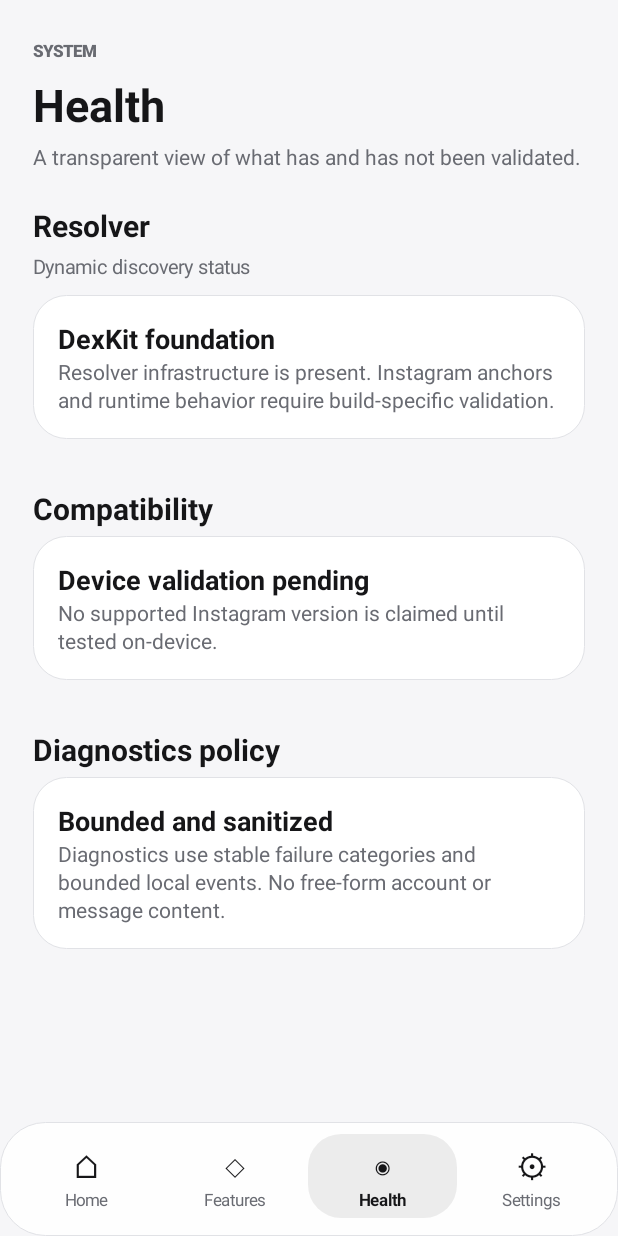
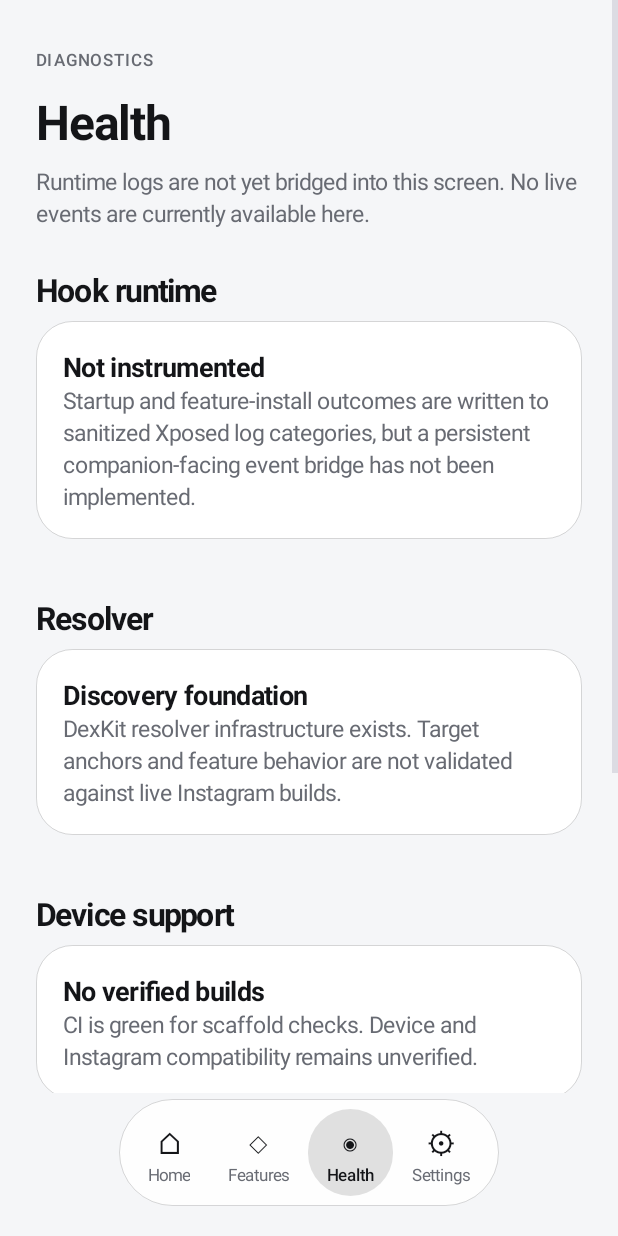
Before and after one commit to somilkhan/Instaghost, an Android app: the screen it shows after launch (MainActivity), after a tap on an icon or button, on a phone screen of 412 x 824 dp. Run offline under Robolectric (Android 15) with nearby library versions, the phone set to English and light mode, and no system bars; 2 other taps on this screen came first.

Commit message:
ui: refine typography and floating glass navigation

```diff
--- a/app/src/main/kotlin/dev/instaghost/module/ui/MainActivity.kt
+++ b/app/src/main/kotlin/dev/instaghost/module/ui/MainActivity.kt
@@ -4,6 +4,7 @@ import android.app.Activity
 import android.graphics.Color
 import android.graphics.Typeface
 import android.graphics.drawable.GradientDrawable
+import android.os.Build
 import android.os.Bundle
 import android.view.Gravity
 import android.view.View
@@ -11,17 +12,17 @@ import android.widget.LinearLayout
 import android.widget.ScrollView
 import android.widget.TextView
 
-/** Four-section companion UI with a restrained glass navigation dock. */
+/** Companion home with a floating, glass-inspired dock and a typography-led layout. */
 class MainActivity : Activity() {
     private var selected = 0
     private lateinit var root: LinearLayout
     private lateinit var contentHost: LinearLayout
     private val dark get() = resources.configuration.uiMode and android.content.res.Configuration.UI_MODE_NIGHT_MASK == android.content.res.Configuration.UI_MODE_NIGHT_YES
-    private val bg get() = if (dark) Color.rgb(9,10,12) else Color.rgb(246,246,248)
-    private val panel get() = if (dark) Color.rgb(23,24,27) else Color.WHITE
-    private val textColor get() = if (dark) Color.rgb(245,245,247) else Color.rgb(22,22,24)
-    private val muted get() = if (dark) Color.rgb(155,157,164) else Color.rgb(105,107,114)
-    private val stroke get() = if (dark) Color.argb(55,255,255,255) else Color.rgb(225,226,230)
+    private val bg get() = if (dark) Color.rgb(10,11,13) else Color.rgb(245,246,248)
+    private val panel get() = if (dark) Color.rgb(24,25,29) else Color.rgb(255,255,255)
+    private val textColor get() = if (dark) Color.rgb(245,246,248) else Color.rgb(20,21,24)
+    private val muted get() = if (dark) Color.rgb(159,161,167) else Color.rgb(104,107,115)
+    private val stroke get() = if (dark) Color.argb(50,255,255,255) else Color.argb(38,0,0,0)
     private val d get() = resources.displayMetrics.density
     private fun dp(v:Int)=(v*d).toInt()
 
@@ -34,94 +35,94 @@ class MainActivity : Activity() {
 
     private fun build() {
         window.statusBarColor=bg; window.navigationBarColor=bg
-        if(android.os.Build.VERSION.SDK_INT>=23) window.decorView.systemUiVisibility=if(dark) 0 else View.SYSTEM_UI_FLAG_LIGHT_STATUS_BAR or View.SYSTEM_UI_FLAG_LIGHT_NAVIGATION_BAR
+        if(Build.VERSION.SDK_INT>=23) window.decorView.systemUiVisibility=if(dark) 0 else View.SYSTEM_UI_FLAG_LIGHT_STATUS_BAR or View.SYSTEM_UI_FLAG_LIGHT_NAVIGATION_BAR
         root=LinearLayout(this).apply { orientation=LinearLayout.VERTICAL; setBackgroundColor(bg) }
         contentHost=LinearLayout(this).apply { orientation=LinearLayout.VERTICAL }
         root.addView(contentHost,LinearLayout.LayoutParams(-1,0,1f))
-        root.addView(dock())
         setContentView(root); render()
     }
-    private fun dock():View = LinearLayout(this).apply {
-        orientation=LinearLayout.HORIZONTAL; gravity=Gravity.CENTER; setPadding(dp(8),dp(8),dp(8),dp(12))
-        background=GradientDrawable().apply { setColor(if(dark) Color.argb(230,30,31,35) else Color.argb(235,255,255,255)); cornerRadius=dp(30).toFloat(); setStroke(dp(1),stroke) }
-        elevation=dp(12).toFloat()
+    private fun render() {
+        contentHost.removeAllViews()
+        val scroll=ScrollView(this).apply { isFillViewport=true; clipToPadding=false }
+        val page=LinearLayout(this).apply { orientation=LinearLayout.VERTICAL; setPadding(dp(24),dp(32),dp(24),dp(110)) }
+        when(selected) { 0 -> home(page); 1 -> features(page); 2 -> health(page); else -> settings(page) }
+        scroll.addView(page); contentHost.addView(scroll,LinearLayout.LayoutParams(-1,-1))
+        if(root.childCount>1) root.removeViewAt(1)
+        root.addView(floatingDock(),LinearLayout.LayoutParams(-1,-2))
+    }
+    private fun floatingDock():View {
+        val outer=LinearLayout(this).apply { gravity=Gravity.CENTER; setPadding(dp(22),dp(4),dp(22),dp(20)) }
+        val dock=LinearLayout(this).apply {
+            orientation=LinearLayout.HORIZONTAL; gravity=Gravity.CENTER
+            setPadding(dp(7),dp(7),dp(7),dp(7))
+            background=GradientDrawable().apply {
+                setColor(if(dark) Color.argb(218,34,35,39) else Color.argb(225,255,255,255))
+                cornerRadius=dp(40).toFloat(); setStroke(dp(1),stroke)
+            }
+            elevation=dp(18).toFloat()
+        }
         val labels=listOf("Home","Features","Health","Settings")
         val glyph=listOf("⌂","◇","◉","⚙")
         labels.forEachIndexed { i,l ->
-            addView(LinearLayout(this@MainActivity).apply {
+            dock.addView(LinearLayout(this).apply {
                 orientation=LinearLayout.VERTICAL; gravity=Gravity.CENTER
-                setPadding(dp(12),dp(7),dp(12),dp(5))
-                background=if(i==selected) GradientDrawable().apply { setColor(if(dark) Color.argb(40,255,255,255) else Color.argb(18,0,0,0)); cornerRadius=dp(22).toFloat() } else null
-                isClickable = true
-                isFocusable = true
-                isSelected = i == selected
-                contentDescription = l + " tab" + (if (i == selected) ", selected" else "")
-                addView(TextView(this@MainActivity).apply { text=glyph[i]; textSize=21f; gravity=Gravity.CENTER; setTextColor(textColor); importantForAccessibility = View.IMPORTANT_FOR_ACCESSIBILITY_NO })
-                addView(TextView(this@MainActivity).apply { text=l; textSize=11f; gravity=Gravity.CENTER; setTextColor(if(i==selected) textColor else muted); typeface=if(i==selected) Typeface.DEFAULT_BOLD else Typeface.DEFAULT; importantForAccessibility = View.IMPORTANT_FOR_ACCESSIBILITY_NO })
-                setOnClickListener { selected=i; render() }
+                setPadding(dp(13),dp(8),dp(13),dp(7))
+                background=if(i==selected) GradientDrawable().apply {
+                    setColor(if(dark) Color.argb(68,255,255,255) else Color.argb(30,0,0,0)); cornerRadius=dp(30).toFloat()
+                } else null
+                isClickable=true; isFocusable=true; isSelected=i==selected
+                contentDescription=l+" tab"+if(i==selected) ", selected" else ""
+                addView(TextView(this@MainActivity).apply { text=glyph[i];textSize=20f;gravity=Gravity.CENTER;setTextColor(textColor);importantForAccessibility=View.IMPORTANT_FOR_ACCESSIBILITY_NO })
+                addView(TextView(this@MainActivity).apply { text=l;textSize=11f;gravity=Gravity.CENTER;setTextColor(if(i==selected)textColor else muted);typeface=if(i==selected)Typeface.create("sans-serif-medium",Typeface.NORMAL) else Typeface.DEFAULT;importantForAccessibility=View.IMPORTANT_FOR_ACCESSIBILITY_NO })
+                setOnClickListener { selected=i;render() }
             },LinearLayout.LayoutParams(0,-2,1f))
         }
-    }
-    private fun render() {
-        contentHost.removeAllViews()
-        val scroll=ScrollView(this).apply { isFillViewport=true }
-        val page=LinearLayout(this).apply { orientation=LinearLayout.VERTICAL; setPadding(dp(22),dp(26),dp(22),dp(28)) }
-        when(selected) {
-            0 -> home(page)
-            1 -> features(page)
-            2 -> health(page)
-            else -> settings(page)
-        }
-        scroll.addView(page); contentHost.addView(scroll,LinearLayout.LayoutParams(-1,-1))
-        root.removeViewAt(root.childCount-1); root.addView(dock())
+        outer.addView(dock); return outer
     }
     private fun home(p:LinearLayout) {
-        p.addView(label("INSTAGHOST   /   COMPANION",11,muted,true))
-        p.addView(title("Less noise.\nMore control.",34).apply { setPadding(0,dp(10),0,dp(8)) })
-        p.addView(body("A local companion for your Instagram module. Experimental, transparent, and built to fail safely."))
-        p.addView(card(p) {
-            addView(label("MODULE STATUS",11,muted,true))
-            addView(title("Foundation build",23).apply { setPadding(0,dp(7),0,dp(4)) })
-            addView(body("Resolver and diagnostic foundations exist. Feature hooks remain unverified and inactive."))
-            addView(chip("0 verified features"))
-        })
-        section(p,"Quick setup","Three steps to load the module")
-        setupRow(p,"01","Enable in LSPosed","Enable InstaGhost and confirm Instagram is in scope.")
-        setupRow(p,"02","Restart Instagram","Force-stop the app and open it again.")
-        setupRow(p,"03","Check health","Use the Health tab to review validation status.")
-        section(p,"Built on a simple promise",null)
-        p.addView(body("No account credentials, messages or activity data are collected by this companion UI."))
+        p.addView(label("INSTAGHOST   /   EXPERIMENTAL",11,muted,true))
+        p.addView(title("Quietly powerful.\nCarefully built.",34).apply { setPadding(0,dp(14),0,dp(12)) })
+        p.addView(body("A local LSPosed companion for Instagram. Transparent status, thoughtful controls, and compatibility-first engineering."))
+        section(p,"Current state","Infrastructure, not yet a verified feature release")
+        p.addView(card { addView(label("INTEGRATION",10,muted,true));addView(title("Runtime bridge pending",20).apply{setPadding(0,dp(7),0,dp(4))});addView(body("The menu scaffold and resolver exist. Runtime event reporting and feature patches still need validation."));addView(chip("Experimental")) })
+        section(p,"Getting started",null)
+        rowCard(p,"01","Enable module","Enable InstaGhost in LSPosed and scope it to Instagram.")
+        rowCard(p,"02","Restart Instagram","Force-stop Instagram and launch it again.")
+        rowCard(p,"03","Review status","Health currently reports what is instrumented, not a live log stream.")
     }
     private fun features(p:LinearLayout) {
         p.addView(label("CONTROL CENTER",11,muted,true))
-        p.addView(title("Features",30).apply { setPadding(0,dp(8),0,dp(5)) })
-        p.addView(body("Feature switches appear only when implemented and independently verified."))
-        section(p,"Currently unavailable","Planned features are not toggles")
-        val list=listOf("Privacy signals" to "Read receipts, typing and story-view modifications are not implemented.","Feed controls" to "Feed filtering and interaction changes are not implemented.","Media tools" to "Download tools are not implemented.")
-        list.forEach { (h,s)-> p.addView(card(p) { addView(title(h,17)); addView(body(s).apply{setPadding(0,dp(5),0,0)}); addView(chip("Not available")) }) }
+        p.addView(title("Features",32).apply{setPadding(0,dp(12),0,dp(8))})
+        p.addView(body("Controls will be available only when implemented and independently validated."))
+        section(p,"Not implemented",null)
+        listOf("Privacy signal changes" to "Covert manipulation of other people's privacy signals is out of scope.","Feed controls" to "Feed modification is not yet implemented.","Media tools" to "Media utilities are not yet implemented.").forEach { (h,s)->p.addView(card{addView(title(h,17));addView(body(s).apply{setPadding(0,dp(5),0,dp(8))});addView(chip("Planned / unavailable"))}) }
     }
     private fun health(p:LinearLayout) {
-        p.addView(label("SYSTEM",11,muted,true)); p.addView(title("Health",30).apply{setPadding(0,dp(8),0,dp(5))})
-        p.addView(body("A transparent view of what has and has not been validated."))
-        section(p,"Resolver","Dynamic discovery status")
-        p.addView(card(p){ addView(title("DexKit foundation",18)); addView(body("Resolver infrastructure is present. Instagram anchors and runtime behavior require build-specific validation.")) })
-        section(p,"Compatibility",null)
-        p.addView(card(p){ addView(title("Device validation pending",18)); addView(body("No supported Instagram version is claimed until tested on-device.")) })
-        section(p,"Diagnostics policy",null)
-        p.addView(card(p){ addView(title("Bounded and sanitized",18)); addView(body("Diagnostics use stable failure categories and bounded local events. No free-form account or message content.")) })
+        p.addView(label("DIAGNOSTICS",11,muted,true))
+        p.addView(title("Health",32).apply{setPadding(0,dp(12),0,dp(8))})
+        p.addView(body("Runtime logs are not yet bridged into this screen. No live events are currently available here."))
+        section(p,"Hook runtime",null)
+        p.addView(card{addView(title("Not instrumented",18));addView(body("Startup and feature-install outcomes are written to sanitized Xposed log categories, but a persistent companion-facing event bridge has not been implemented."))})
+        section(p,"Resolver",null)
+        p.addView(card{addView(title("Discovery foundation",18));addView(body("DexKit resolver infrastructure exists. Target anchors and feature behavior are not validated against live Instagram builds."))})
+        section(p,"Device support",null)
+        p.addView(card{addView(title("No verified builds",18));addView(body("CI is green for scaffold checks. Device and Instagram compatibility remains unverified."))})
+        section(p,"Privacy",null)
+        p.addView(card{addView(title("Sanitized by design",18));addView(body("No message text, account identifiers, cookies or credentials should be captured in diagnostics."))})
     }
     private fun settings(p:LinearLayout) {
-        p.addView(label("PREFERENCES",11,muted,true)); p.addView(title("Settings",30).apply{setPadding(0,dp(8),0,dp(5))})
-        section(p,"Appearance","Follows your Android system theme")
-        p.addView(card(p){addView(title("System appearance",18)); addView(body("Light and dark mode adapt automatically. Theme preference controls the companion UI only."))})
-        section(p,"About",null)
-        p.addView(card(p){addView(title("InstaGhost",18)); addView(body("Open-source experimental LSPosed companion. Not affiliated with Meta or Instagram."))})
+        p.addView(label("PREFERENCES",11,muted,true))
+        p.addView(title("Settings",32).apply{setPadding(0,dp(12),0,dp(8))})
+        section(p,"Appearance","Adaptive monochrome")
+        p.addView(card{addView(title("System theme",18));addView(body("Light and dark mode follow Android system settings."))})
+        section(p,"Project",null)
+        p.addView(card{addView(title("InstaGhost",18));addView(body("Open-source experimental LSPosed module. Unaffiliated with Instagram or Meta."))})
     }
-    private fun section(p:LinearLayout,h:String,s:String?) { p.addView(title(h,20).apply{setPadding(0,dp(23),0,dp(5))}); if(s!=null)p.addView(label(s,13,muted,false).apply{setPadding(0,0,0,dp(10))}) }
-    private fun setupRow(p:LinearLayout,n:String,h:String,s:String) { p.addView(card(p){val row=LinearLayout(this@MainActivity).apply{orientation=LinearLayout.HORIZONTAL;gravity=Gravity.CENTER_VERTICAL};row.addView(label(n,12,muted,true),LinearLayout.LayoutParams(dp(38),-2));val c=LinearLayout(this@MainActivity).apply{orientation=LinearLayout.VERTICAL};c.addView(title(h,16));c.addView(body(s).apply{setPadding(0,dp(4),0,0)});row.addView(c,LinearLayout.LayoutParams(0,-2,1f));addView(row)}) }
-    private fun card(p:LinearLayout, block:LinearLayout.()->Unit)=LinearLayout(this).apply{orientation=LinearLayout.VERTICAL;setPadding(dp(17),dp(17),dp(17),dp(17));layoutParams=LinearLayout.LayoutParams(-1,-2).apply{bottomMargin=dp(10)};background=GradientDrawable().apply{setColor(panel);cornerRadius=dp(22).toFloat();setStroke(dp(1),stroke)};block()}
-    private fun chip(s:String)=TextView(this).apply{text=s;textSize=12f;setTextColor(muted);setPadding(dp(12),dp(8),dp(12),dp(8));background=GradientDrawable().apply{setColor(bg);cornerRadius=dp(30).toFloat();setStroke(dp(1),stroke)};layoutParams=LinearLayout.LayoutParams(-2,-2).apply{topMargin=dp(12)}}
-    private fun title(s:String,size:Int)=TextView(this).apply{text=s;textSize=size.toFloat();setTextColor(textColor);typeface=Typeface.create("sans-serif",Typeface.BOLD)}
-    private fun body(s:String)=TextView(this).apply{text=s;textSize=14f;setTextColor(muted);setLineSpacing(dp(3).toFloat(),1f)}
-    private fun label(s:String,size:Int,c:Int,b:Boolean)=TextView(this).apply{text=s;textSize=size.toFloat();setTextColor(c);if(b)typeface=Typeface.create("sans-serif-medium",Typeface.BOLD)}
+    private fun section(p:LinearLayout,h:String,s:String?) { p.addView(title(h,21).apply{setPadding(0,dp(26),0,dp(7))});if(s!=null)p.addView(label(s,13,muted,false).apply{setPadding(0,0,0,dp(12))}) }
+    private fun rowCard(p:LinearLayout,n:String,h:String,s:String) { p.addView(card{val row=LinearLayout(this@MainActivity).apply{orientation=LinearLayout.HORIZONTAL;gravity=Gravity.CENTER_VERTICAL};row.addView(label(n,12,muted,true),LinearLayout.LayoutParams(dp(42),-2));val c=LinearLayout(this@MainActivity).apply{orientation=LinearLayout.VERTICAL};c.addView(title(h,16));c.addView(body(s).apply{setPadding(0,dp(4),0,0)});row.addView(c,LinearLayout.LayoutParams(0,-2,1f));addView(row)}) }
+    private fun card(block:LinearLayout.()->Unit)=LinearLayout(this).apply{orientation=LinearLayout.VERTICAL;setPadding(dp(18),dp(18),dp(18),dp(18));layoutParams=LinearLayout.LayoutParams(-1,-2).apply{bottomMargin=dp(12)};background=GradientDrawable().apply{setColor(panel);cornerRadius=dp(24).toFloat();setStroke(dp(1),stroke)};block()}
+    private fun chip(s:String)=TextView(this).apply{text=s;textSize=12f;setTextColor(muted);setPadding(dp(11),dp(7),dp(11),dp(7));background=GradientDrawable().apply{setColor(bg);cornerRadius=dp(40).toFloat();setStroke(dp(1),stroke)};layoutParams=LinearLayout.LayoutParams(-2,-2).apply{topMargin=dp(12)}}
+    private fun title(s:String,size:Int)=TextView(this).apply{text=s;textSize=size.toFloat();setTextColor(textColor);typeface=Typeface.create("sans-serif",Typeface.BOLD);letterSpacing=-0.025f}
+    private fun body(s:String)=TextView(this).apply{text=s;textSize=15f;setTextColor(muted);setLineSpacing(dp(4).toFloat(),1f)}
+    private fun label(s:String,size:Int,c:Int,b:Boolean)=TextView(this).apply{text=s;textSize=size.toFloat();setTextColor(c);if(b)typeface=Typeface.create("sans-serif-medium",Typeface.NORMAL);letterSpacing=if(b)0.08f else 0f}
 }
```
